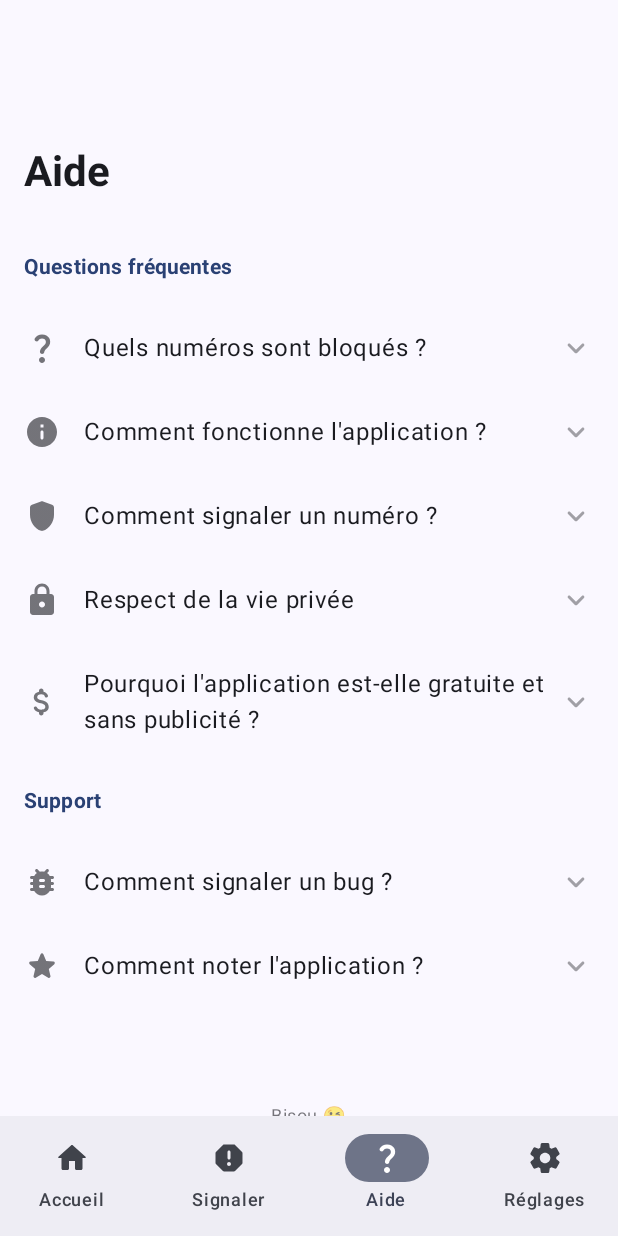
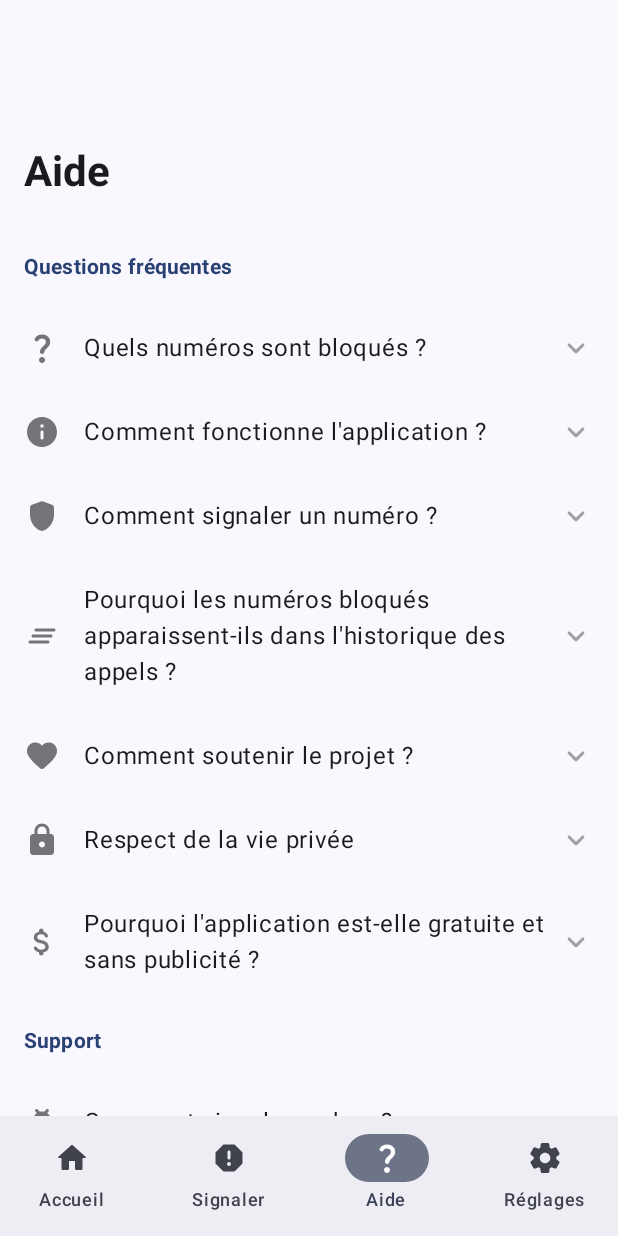
Before and after one commit to cbouvat/saracroche-android, an Android app built with Jetpack Compose: the help screen opened through its navigation route, on a phone screen of 412 x 824 dp. Run offline under Robolectric (Android 15) with nearby library versions, the phone set to English and light mode, and no system bars.

Commit message:
Add help items for call history and project support with appropriate icons

```diff
--- a/app/src/main/java/com/cbouvat/android/saracroche/ui/help/HelpScreen.kt
+++ b/app/src/main/java/com/cbouvat/android/saracroche/ui/help/HelpScreen.kt
@@ -24,6 +24,7 @@ import androidx.compose.foundation.verticalScroll
 import androidx.compose.material.icons.Icons
 import androidx.compose.material.icons.rounded.AttachMoney
 import androidx.compose.material.icons.rounded.BugReport
+import androidx.compose.material.icons.rounded.ClearAll
 import androidx.compose.material.icons.rounded.Email
 import androidx.compose.material.icons.rounded.ExpandMore
 import androidx.compose.material.icons.rounded.Favorite
@@ -180,6 +181,21 @@ fun HelpScreen() {
             content = "Pour signaler un numéro indésirable, allez dans l'onglet 'Signaler' de l'application. Cela aide à améliorer la liste de blocage et à rendre l'application plus efficace."
         ),
         HelpItem(
+            title = "Pourquoi les numéros bloqués apparaissent-ils dans l'historique des appels ?",
+            icon = Icons.Rounded.ClearAll,
+            content = "L'application utilise une extension de blocage d'appels, le choix a été fait de ne pas supprimer les appels bloqués de l'historique. Cela permet de garder une trace des appels indésirables et de signaler les numéros si nécessaire. Vous pouvez supprimer manuellement les appels bloqués de l'historique si vous le souhaitez."
+        ),
+        HelpItem(
+            title = "Comment soutenir le projet ?",
+            icon = Icons.Rounded.Favorite,
+            content = "Si vous appréciez l'application et souhaitez soutenir son développement, vous pouvez faire un don. Cela permet de financer le temps de développement et d'amélioration de l'application. Vous pouvez également partager l'application avec vos amis et votre famille pour aider à la faire connaître.",
+            actionText = "Faire un don",
+            actionIcon = Icons.Rounded.Favorite,
+            onActionClick = {
+                showDonationSheet = true
+            }
+        ),
+        HelpItem(
             title = "Respect de la vie privée",
             icon = Icons.Rounded.Lock,
             content = "Saracroche ne collecte aucune donnée personnelle, n'utilise aucun service tiers et ne transmet aucune information à qui que ce soit. Toutes les données restent sur votre appareil. Le respect de la vie privée est un droit fondamental, même si on n'a rien à cacher."
```
